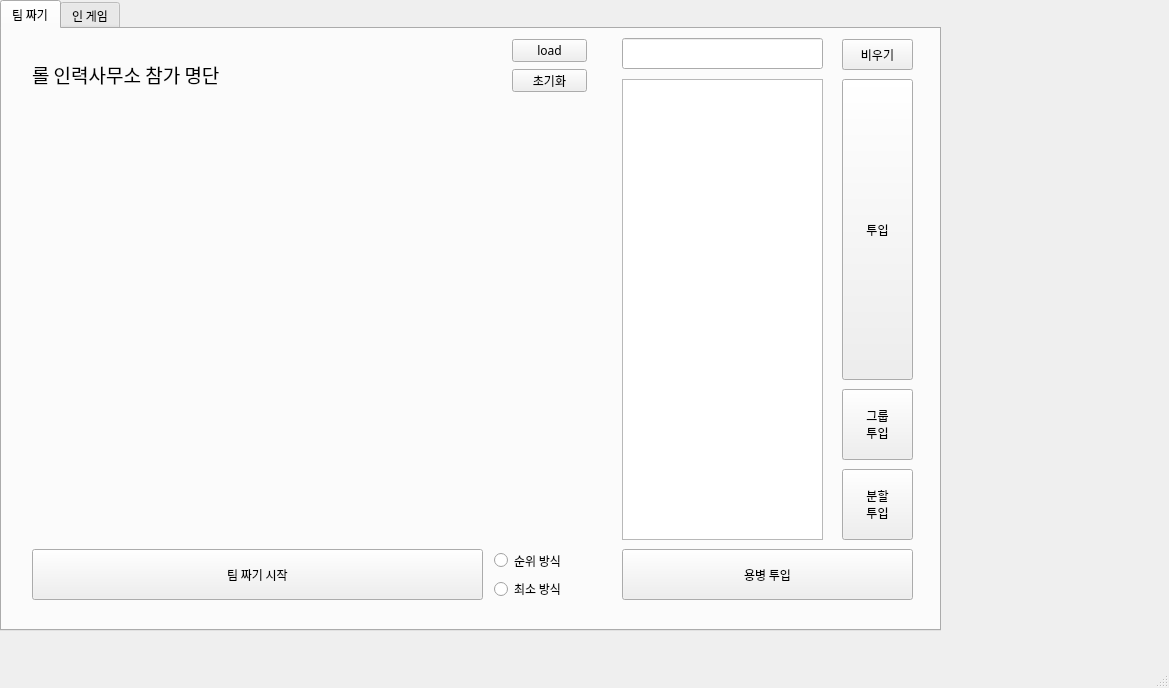
Before: the Qt Designer form img/ui/main_window.ui in kbeekim/lol_teamfight, drawn with Qt 5.
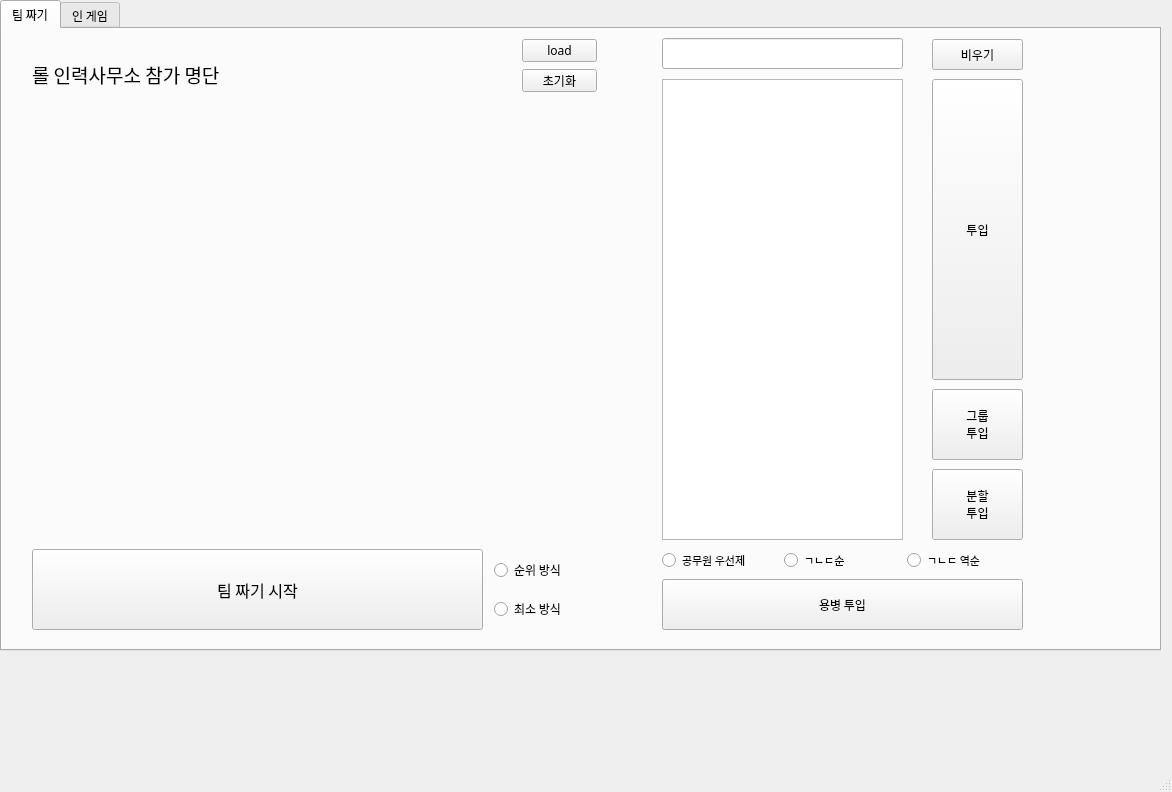
After: the same form once the commit is applied.

```diff
--- a/img/ui/main_window.ui
+++ b/img/ui/main_window.ui
@@ -9,8 +9,8 @@
    <rect>
     <x>0</x>
     <y>0</y>
-    <width>1169</width>
-    <height>688</height>
+    <width>1172</width>
+    <height>792</height>
    </rect>
   </property>
   <property name="sizePolicy">
@@ -28,8 +28,8 @@
      <rect>
       <x>0</x>
       <y>0</y>
-      <width>941</width>
-      <height>631</height>
+      <width>1161</width>
+      <height>651</height>
      </rect>
     </property>
     <property name="font">
@@ -47,9 +47,9 @@
      <widget class="QPushButton" name="insert_soldier_btn">
       <property name="geometry">
        <rect>
-        <x>620</x>
-        <y>520</y>
-        <width>291</width>
+        <x>660</x>
+        <y>550</y>
+        <width>361</width>
         <height>51</height>
        </rect>
       </property>
@@ -65,9 +65,9 @@
      <widget class="QLineEdit" name="search_edit">
       <property name="geometry">
        <rect>
-        <x>620</x>
+        <x>660</x>
         <y>9</y>
-        <width>201</width>
+        <width>241</width>
         <height>31</height>
        </rect>
       </property>
@@ -83,9 +83,9 @@
      <widget class="QListWidget" name="worker_list_widget">
       <property name="geometry">
        <rect>
-        <x>620</x>
+        <x>660</x>
         <y>50</y>
-        <width>201</width>
+        <width>241</width>
         <height>461</height>
        </rect>
       </property>
@@ -128,9 +128,9 @@
      <widget class="QPushButton" name="insert_worker_btn">
       <property name="geometry">
        <rect>
-        <x>840</x>
+        <x>930</x>
         <y>50</y>
-        <width>71</width>
+        <width>91</width>
         <height>301</height>
        </rect>
       </property>
@@ -146,7 +146,7 @@
      <widget class="QPushButton" name="clear_btn">
       <property name="geometry">
        <rect>
-        <x>510</x>
+        <x>520</x>
         <y>40</y>
         <width>75</width>
         <height>23</height>
@@ -167,12 +167,13 @@
         <x>30</x>
         <y>520</y>
         <width>451</width>
-        <height>51</height>
+        <height>81</height>
        </rect>
       </property>
       <property name="font">
        <font>
         <family>Noto Sans Korean Regular</family>
+        <pointsize>12</pointsize>
         <weight>50</weight>
         <bold>false</bold>
        </font>
@@ -184,8 +185,8 @@
      <widget class="QLabel" name="player_cnt_label">
       <property name="geometry">
        <rect>
-        <x>380</x>
-        <y>30</y>
+        <x>350</x>
+        <y>40</y>
         <width>54</width>
         <height>23</height>
        </rect>
@@ -202,9 +203,9 @@
      <widget class="QPushButton" name="insert_group_btn">
       <property name="geometry">
        <rect>
-        <x>840</x>
+        <x>930</x>
         <y>360</y>
-        <width>71</width>
+        <width>91</width>
         <height>71</height>
        </rect>
       </property>
@@ -224,9 +225,9 @@
      <widget class="QPushButton" name="insert_division_btn">
       <property name="geometry">
        <rect>
-        <x>840</x>
+        <x>930</x>
         <y>440</y>
-        <width>71</width>
+        <width>91</width>
         <height>71</height>
        </rect>
       </property>
@@ -243,9 +244,9 @@
      <widget class="QPushButton" name="search_clear_btn">
       <property name="geometry">
        <rect>
-        <x>840</x>
+        <x>930</x>
         <y>10</y>
-        <width>71</width>
+        <width>91</width>
         <height>31</height>
        </rect>
       </property>
@@ -264,7 +265,7 @@
      <widget class="QPushButton" name="load_btn">
       <property name="geometry">
        <rect>
-        <x>510</x>
+        <x>520</x>
         <y>10</y>
         <width>75</width>
         <height>23</height>
@@ -285,7 +286,7 @@
         <x>492</x>
         <y>520</y>
         <width>111</width>
-        <height>51</height>
+        <height>81</height>
        </rect>
       </property>
       <layout class="QVBoxLayout" name="team_layout">
@@ -305,6 +306,57 @@
        </item>
       </layout>
      </widget>
+     <widget class="QWidget" name="verticalLayoutWidget_2">
+      <property name="geometry">
+       <rect>
+        <x>660</x>
+        <y>520</y>
+        <width>361</width>
+        <height>23</height>
+       </rect>
+      </property>
+      <layout class="QHBoxLayout" name="horizontalLayout">
+       <item>
+        <widget class="QRadioButton" name="frequency_order_radio_btn">
+         <property name="font">
+          <font>
+           <family>Noto Sans Korean Regular</family>
+           <pointsize>8</pointsize>
+          </font>
+         </property>
+         <property name="text">
+          <string>공무원 우선제</string>
+         </property>
+        </widget>
+       </item>
+       <item>
+        <widget class="QRadioButton" name="alphabet_order_radio_btn">
+         <property name="font">
+          <font>
+           <family>Noto Sans Korean Regular</family>
+           <pointsize>8</pointsize>
+          </font>
+         </property>
+         <property name="text">
+          <string>ㄱㄴㄷ순</string>
+         </property>
+        </widget>
+       </item>
+       <item>
+        <widget class="QRadioButton" name="reverse_order_radio_btn">
+         <property name="font">
+          <font>
+           <family>Noto Sans Korean Regular</family>
+           <pointsize>8</pointsize>
+          </font>
+         </property>
+         <property name="text">
+          <string>ㄱㄴㄷ 역순</string>
+         </property>
+        </widget>
+       </item>
+      </layout>
+     </widget>
     </widget>
     <widget class="QWidget" name="tab_2">
      <attribute name="title">
```
Left out of the diff: 2 changed lines with no effect on the pictures.
